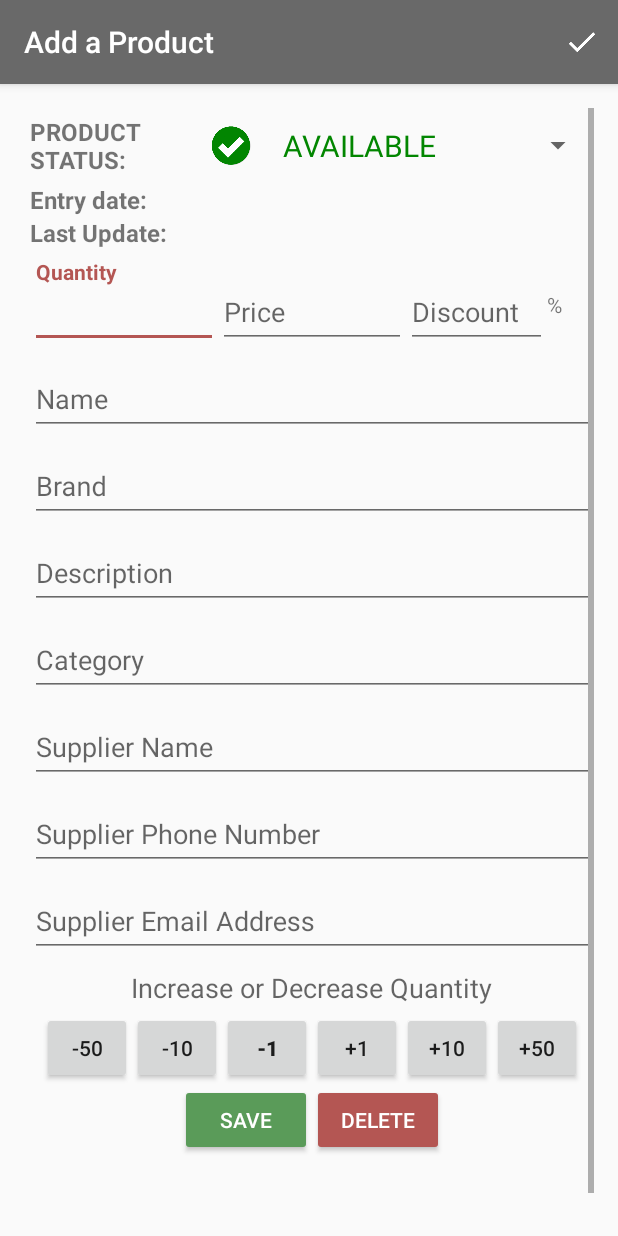
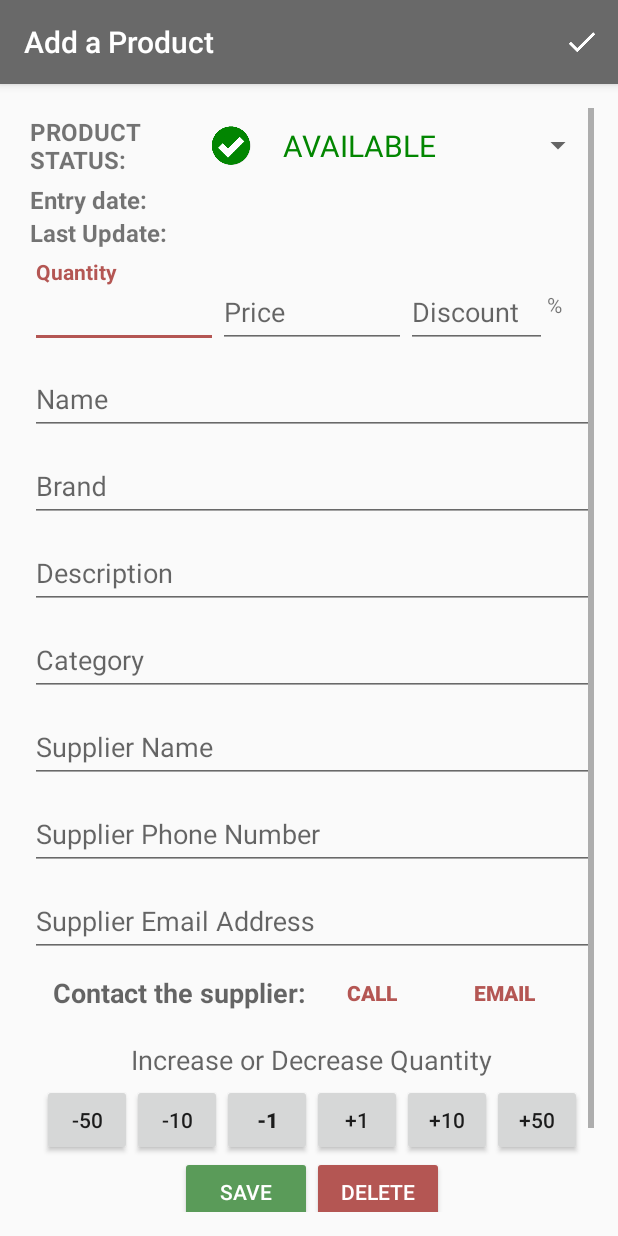
Before and after one commit to jesselima/nanodegree-android-basic-inventory-app, an Android app: the EditorActivity screen opened directly, with no data from a screen before it, on a phone screen of 412 x 824 dp. Run offline under Robolectric (Android 15) with nearby library versions, the phone set to English and light mode, and no system bars.

Commit message:
feat: Implemented intents to call or email supplier from details layout.

```diff
--- a/app/src/main/AndroidManifest.xml
+++ b/app/src/main/AndroidManifest.xml
@@ -1,6 +1,8 @@
 <?xml version="1.0" encoding="utf-8"?>
 <manifest xmlns:android="http://schemas.android.com/apk/res/android"
     package="com.udacity.inventory">
+
+    <uses-permission android:name="android.permission.CALL_PHONE" />
 
     <application
         android:allowBackup="true"
--- a/app/src/main/java/com/udacity/inventory/EditorActivity.java
+++ b/app/src/main/java/com/udacity/inventory/EditorActivity.java
@@ -64,7 +64,7 @@ public class EditorActivity extends AppCompatActivity implements
     private boolean mProductHasChanged = false;
 
     private ProductDbHelper mDbHelper;
-    private Button add1Item, add10Item, add50Item, remove1Item, remove10Item, remove50Item;
+    private Button btnAdd1Item, btnAdd10Item, btnAdd50Item, btnRemove1Item, btnRemove10Item, btnRemove50Item, btnCallSupplier, btnEmailSupplier;
 
     private View.OnTouchListener mTouchListener = new View.OnTouchListener() {
         @Override
@@ -120,47 +120,62 @@ public class EditorActivity extends AppCompatActivity implements
         mProductStatusSpinner.setOnTouchListener(mTouchListener);
         setupSpinner();
 
-        add1Item = findViewById(R.id.btn_add_one_item);
-        add1Item.setOnClickListener(new View.OnClickListener() {
+        btnAdd1Item = findViewById(R.id.btn_add_one_item);
+        btnAdd1Item.setOnClickListener(new View.OnClickListener() {
             @Override
             public void onClick(View v) {
                 updateItemAdd(1);
             }
         });
-        add10Item = findViewById(R.id.btn_add_ten_item);
-        add10Item.setOnClickListener(new View.OnClickListener() {
+        btnAdd10Item = findViewById(R.id.btn_add_ten_item);
+        btnAdd10Item.setOnClickListener(new View.OnClickListener() {
             @Override
             public void onClick(View v) {
                 updateItemAdd(10);
             }
         });
-        add50Item = findViewById(R.id.btn_add_fifty_item);
-        add50Item.setOnClickListener(new View.OnClickListener() {
+        btnAdd50Item = findViewById(R.id.btn_add_fifty_item);
+        btnAdd50Item.setOnClickListener(new View.OnClickListener() {
             @Override
             public void onClick(View v) {
                 updateItemAdd(50);
             }
         });
 
-        remove1Item = findViewById(R.id.btn_remove_one_item);
-        remove1Item.setOnClickListener(new View.OnClickListener() {
+        btnRemove1Item = findViewById(R.id.btn_remove_one_item);
+        btnRemove1Item.setOnClickListener(new View.OnClickListener() {
             @Override
             public void onClick(View v) {
                 updateItemRemove(1);
             }
         });
-        remove10Item = findViewById(R.id.btn_remove_ten_item);
-        remove10Item.setOnClickListener(new View.OnClickListener() {
+        btnRemove10Item = findViewById(R.id.btn_remove_ten_item);
+        btnRemove10Item.setOnClickListener(new View.OnClickListener() {
             @Override
             public void onClick(View v) {
                 updateItemRemove(10);
             }
         });
-        remove50Item = findViewById(R.id.btn_remove_fifty_item);
-        remove50Item.setOnClickListener(new View.OnClickListener() {
+        btnRemove50Item = findViewById(R.id.btn_remove_fifty_item);
+        btnRemove50Item.setOnClickListener(new View.OnClickListener() {
             @Override
             public void onClick(View v) {
                 updateItemRemove(50);
+            }
+        });
+
+        btnCallSupplier = findViewById(R.id.btn_call_supplier);
+        btnCallSupplier.setOnClickListener(new View.OnClickListener() {
+            @Override
+            public void onClick(View v) {
+                callSupplier();
+            }
+        });
+        btnEmailSupplier = findViewById(R.id.btn_email_supplier);
+        btnEmailSupplier.setOnClickListener(new View.OnClickListener() {
+            @Override
+            public void onClick(View v) {
+                sendEmail();
             }
         });
 
@@ -180,7 +195,6 @@ public class EditorActivity extends AppCompatActivity implements
                 showDeleteConfirmationDialog();
             }
         });
-
 
     }
 
@@ -427,8 +441,6 @@ public class EditorActivity extends AppCompatActivity implements
                 status = ProductEntry.PRODUCT_STATUS_AVAILABLE;
             }
 
-
-
             switch (status) {
                 case ProductEntry.PRODUCT_STATUS_AVAILABLE:
                     mProductStatusSpinner.setSelection(status);
@@ -455,6 +467,8 @@ public class EditorActivity extends AppCompatActivity implements
         mDiscountEditText.setText("");
         mQuantityEditText.setText("");
         mSupplierEditText.setText("");
+        mSupplierPhoneEditText.setText("");
+        mSupplierEmailEditText.setText("");
         mEntryDateEditText.setText("");
         mUpdatedDateEditText.setText("");
         mProductStatusSpinner.setSelection(0);
@@ -609,4 +623,47 @@ public class EditorActivity extends AppCompatActivity implements
         toast = Toast.makeText(this, string, Toast.LENGTH_SHORT);
         toast.show();
     }
+
+    protected void callSupplier() {
+
+        // TODO: PHONE VALIDATION
+
+        String phoneNumber = mSupplierPhoneEditText.getText().toString().trim();
+
+        Intent intent = new Intent(Intent.ACTION_DIAL);
+        intent.setData(Uri.parse("tel:" + phoneNumber));
+        if (intent.resolveActivity(getPackageManager()) != null) {
+            startActivity(intent);
+        }
+    }
+    protected void sendEmail() {
+
+        String[] TO = {mSupplierEmailEditText.getText().toString().trim()};
+        String productName = mNameEditText.getText().toString().trim();
+        String productBrand = mBrandEditText.getText().toString().trim();
+        String productDescription = mDescriptionEditText.getText().toString().trim();
+
+        Intent emailIntent = new Intent(Intent.ACTION_SEND);
+        emailIntent.setData(Uri.parse("mailto:"));
+        emailIntent.setType("text/plain");
+        emailIntent.putExtra(Intent.EXTRA_EMAIL, TO);
+        emailIntent.putExtra(Intent.EXTRA_SUBJECT, "Request of products to my store.");
+
+        StringBuilder emailData = new StringBuilder();
+            emailData.append("Dear Supplier,\n\nI would like to request the product below to supply my store.\n\n");
+            emailData.append(getResources().getString(R.string.email_item_label_name) + productName + "\n");
+            emailData.append(getResources().getString(R.string.email_item_label_brand) + productBrand + "\n");
+            emailData.append(getResources().getString(R.string.email_item_label_description) + productDescription + "\n\n");
+            emailData.append(getResources().getString(R.string.email_item_label_request_quantity));
+        String emailBody = emailData.toString();
+
+        emailIntent.putExtra(Intent.EXTRA_TEXT, emailBody);
+
+        try {
+            startActivity(Intent.createChooser(emailIntent, "Please, choose your email app...."));
+            finish();
+        } catch (android.content.ActivityNotFoundException ex) {
+            doToast("There is no email client installed.");
+        }
+    }
 }
--- a/app/src/main/res/layout/activity_editor.xml
+++ b/app/src/main/res/layout/activity_editor.xml
@@ -266,6 +266,39 @@
                         android:theme="@style/formEditText" />
                 </android.support.design.widget.TextInputLayout>
 
+                <LinearLayout
+                    android:layout_width="match_parent"
+                    android:layout_height="wrap_content"
+                    android:orientation="horizontal"
+                    android:gravity="center">
+
+                    <TextView
+                        android:layout_width="wrap_content"
+                        android:layout_height="wrap_content"
+                        android:text="Contact the supplier:"
+                        android:layout_gravity="center"
+                        android:textStyle="bold"
+                        android:textAppearance="?android:textAppearanceMedium"/>
+                    <Button
+                        android:id="@+id/btn_call_supplier"
+                        style="@style/Widget.AppCompat.Button.Borderless"
+                        android:layout_width="wrap_content"
+                        android:layout_height="wrap_content"
+                        android:layout_gravity="center"
+                        android:textStyle="bold"
+                        android:textColor="@color/colorAccent"
+                        android:text="CALL"/>
+                    <Button
+                        android:id="@+id/btn_email_supplier"
+                        style="@style/Widget.AppCompat.Button.Borderless"
+                        android:layout_width="wrap_content"
+                        android:layout_height="wrap_content"
+                        android:layout_gravity="center"
+                        android:textStyle="bold"
+                        android:textColor="@color/colorAccent"
+                        android:text="EMAIL"/>
+                </LinearLayout>
+
                 <TextView
                     android:layout_width="wrap_content"
                     android:layout_height="wrap_content"
--- a/app/src/main/res/values/strings.xml
+++ b/app/src/main/res/values/strings.xml
@@ -30,7 +30,12 @@
     <string name="category_measurement">Measurement</string>
     <string name="hint_product_name">Name</string>
     <string name="hint_product_brand">Brand</string>
+    <string name="hint_product_description">Description</string>
     <string name="hint_product_quantity">Quantity</string>
+    <string name="email_item_label_name">Name:\u0020</string>
+    <string name="email_item_label_brand">Brand:\u0020</string>
+    <string name="email_item_label_description">Description:\u0020</string>
+    <string name="email_item_label_request_quantity">My request quantity is:\u0020</string>
     <string name="unit_product_quantity">qtd</string>
 
     <string name="product_status_available">AVAILABLE</string>
```
Also changed, not shown: app/src/main/java/com/udacity/inventory/CatalogActivity.java (+5 -2 lines).
